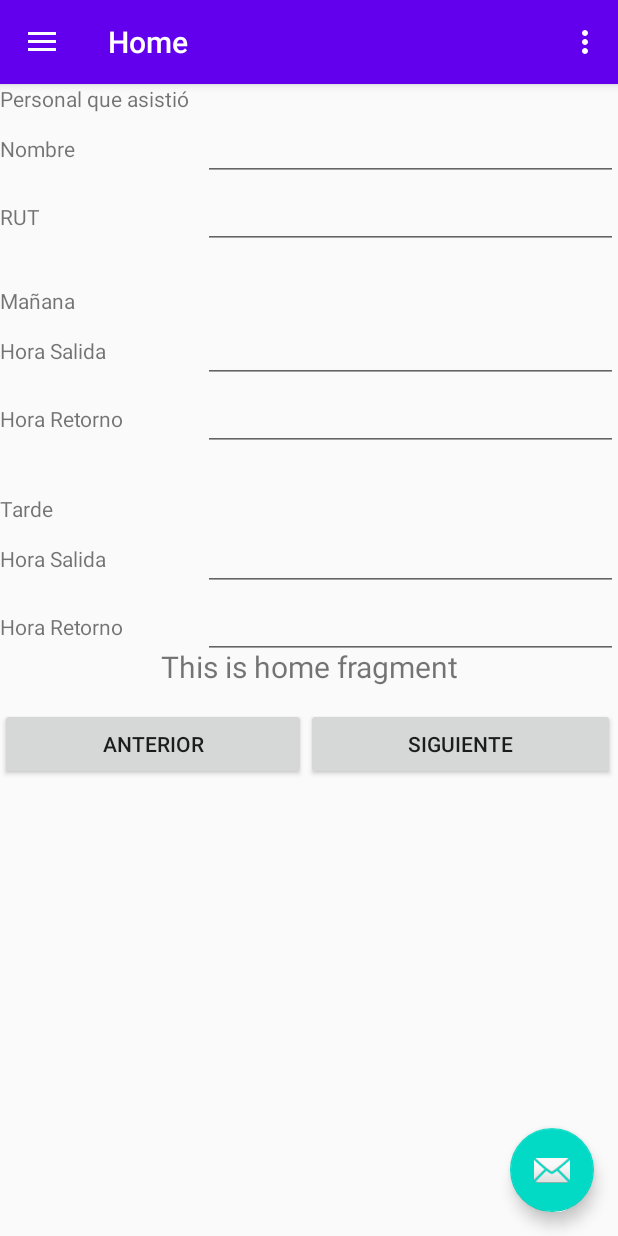
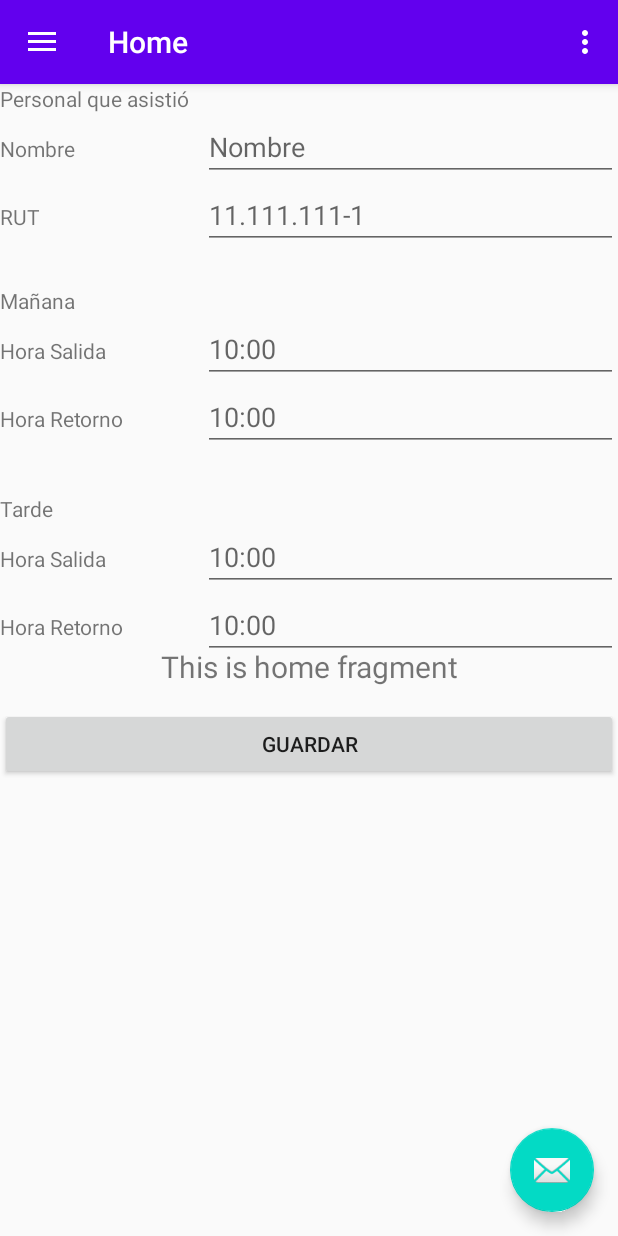
Before and after one commit to Witto-ops/prueba, an Android app: the fragment planillaFragment7 placed in its activity, on a phone screen of 412 x 824 dp. Run offline under Robolectric (Android 15) with nearby library versions, the light colour scheme and no system bars; our stand-ins replace navigation-ui.

Commit message:
Almacienamiento del personal
Se implemento el almacenaje de personal con horarios

```diff
--- a/proyecto/app/build.gradle
+++ b/proyecto/app/build.gradle
@@ -31,6 +31,7 @@ dependencies {
     implementation 'androidx.navigation:navigation-fragment:2.3.1'
     implementation 'androidx.navigation:navigation-ui:2.3.1'
     implementation 'androidx.lifecycle:lifecycle-extensions:2.2.0'
+    implementation 'androidx.recyclerview:recyclerview:1.1.0'
     testImplementation 'junit:junit:4.12'
     androidTestImplementation 'androidx.test.ext:junit:1.1.2'
     androidTestImplementation 'androidx.test.espresso:espresso-core:3.3.0'
--- a/proyecto/app/src/main/java/com/CDH/myapplication/MainActivity.java
+++ b/proyecto/app/src/main/java/com/CDH/myapplication/MainActivity.java
@@ -39,7 +39,7 @@ public class MainActivity extends AppCompatActivity {
         // Passing each menu ID as a set of Ids because each
         // menu should be considered as top level destinations.
         mAppBarConfiguration = new AppBarConfiguration.Builder(
-                R.id.nav_home, R.id.nav_gallery, R.id.nav_slideshow, R.id.registrofotoFragment, R.id.acercadefragment, R.id.planillaFragment2, R.id.planillaFragment3, R.id.planillaFragment4, R.id.planillaFragment5, R.id.planillaFragment7, R.id.plantillafragment1)
+                R.id.nav_home, R.id.nav_gallery, R.id.nav_slideshow,R.id.personalFragment, R.id.registrofotoFragment, R.id.acercadefragment, R.id.planillaFragment2, R.id.planillaFragment3, R.id.planillaFragment4, R.id.planillaFragment5, R.id.planillaFragment7, R.id.plantillafragment1)
                 .setDrawerLayout(drawer)
                 .build();
         NavController navController = Navigation.findNavController(this, R.id.nav_host_fragment);
--- a/proyecto/app/src/main/java/com/CDH/myapplication/ui/fragments/planillaFragment7.java
+++ b/proyecto/app/src/main/java/com/CDH/myapplication/ui/fragments/planillaFragment7.java
@@ -13,13 +13,20 @@ import android.view.LayoutInflater;
 import android.view.View;
 import android.view.ViewGroup;
 import android.widget.Button;
+import android.widget.EditText;
+import android.widget.Toast;
 
 import com.CDH.myapplication.R;
+import com.CDH.myapplication.ui.Datos.DbHelper;
+import com.CDH.myapplication.ui.Datos.DbHelperPersonal;
 import com.CDH.myapplication.ui.vistas.PlanillaFragment7ViewModel;
 
 public class planillaFragment7 extends Fragment {
 
     private PlanillaFragment7ViewModel mViewModel;
+    EditText nombretxt, ruttxt, samtxt, spmtxt, eamtxt, epmtxt;
+    DbHelperPersonal FavDB;
+    Button btn;
 
     public static planillaFragment7 newInstance() {
         return new planillaFragment7();
@@ -28,15 +35,25 @@ public class planillaFragment7 extends Fragment {
     @Override
     public View onCreateView(@NonNull LayoutInflater inflater, @Nullable ViewGroup container,
                              @Nullable Bundle savedInstanceState) {
-        return inflater.inflate(R.layout.planilla_fragment7_fragment, container, false);
+       View vista= inflater.inflate(R.layout.planilla_fragment7_fragment, container, false);
+        nombretxt = (EditText) vista.findViewById(R.id.editTextNombre);
+        ruttxt = (EditText) vista.findViewById(R.id.editTextRut);
+        samtxt = (EditText) vista.findViewById(R.id.editTextSalidaMañana);
+        spmtxt = (EditText) vista.findViewById(R.id.editTextSalidaTarde);
+        eamtxt = (EditText) vista.findViewById(R.id.editTextRetornoMañana);
+        epmtxt = (EditText) vista.findViewById(R.id.editTextRetornoTarde);
+        btn = (Button) vista.findViewById(R.id.button2);
+        FavDB = new DbHelperPersonal(vista.getContext());
+
+        Bundle bundle = getArguments();
+        if(bundle!=null ){
+            rellena(getArguments().getString("rut"),getArguments().getString("nombre"),getArguments().getString("eam"),
+                    getArguments().getString("epm"),getArguments().getString("sam"),getArguments().getString("spm"));
+        }
+
+       return  vista;
     }
 
-    @Override
-    public void onActivityCreated(@Nullable Bundle savedInstanceState) {
-        super.onActivityCreated(savedInstanceState);
-        mViewModel = ViewModelProviders.of(this).get(PlanillaFragment7ViewModel.class);
-        // TODO: Use the ViewModel
-    }
     @Override
     public void onViewCreated(@NonNull View view, @Nullable Bundle savedInstanceState) {
         super.onViewCreated(view, savedInstanceState);
@@ -48,8 +65,65 @@ public class planillaFragment7 extends Fragment {
                 String codigo = getArguments().getString("codigo");
                 Bundle bundle = new Bundle();
                 bundle.putString("codigo", codigo);
-                Navigation.findNavController(v).navigate(R.id.planillaFragment5,bundle);
+                if(btn.getText().toString().equals("Modificar")){
+                    modificar(getArguments().getString("rut"));
+                }else{
+                    agregar();
+                }
+                Navigation.findNavController(v).navigate(R.id.personalFragment,bundle);
             }
         });
     }
+
+    public void agregar(){
+        if(!nombretxt.getText().toString().equals("") && !ruttxt.getText().toString().equals("") && !samtxt.getText().toString().equals("")
+        && !spmtxt.getText().toString().equals("") && !eamtxt.getText().toString().equals("") && !epmtxt.getText().toString().equals("")) {
+            String nombre = nombretxt.getText().toString();
+            String rut = ruttxt.getText().toString();
+            String sam = samtxt.getText().toString();
+            String spm = spmtxt.getText().toString();
+            String eam = eamtxt.getText().toString();
+            String epm = epmtxt.getText().toString();
+            if (!FavDB.is_exist(rut)) {
+                FavDB.insertIntoTheDatabase(nombre, rut, sam, spm, eam, epm, "true");
+                limpia();
+            }
+        }
+    }
+    public void limpia(){
+        nombretxt.setText("");
+        ruttxt.setText("");
+        samtxt.setText("");
+        spmtxt.setText("");
+        eamtxt.setText("");
+        epmtxt.setText("");
+        Toast.makeText(getActivity(), "Se agrego el Personal", Toast.LENGTH_SHORT).show();
+
+    }
+    public void modificar(String rut){
+        if(!nombretxt.getText().toString().equals("") && !ruttxt.getText().toString().equals("") && !samtxt.getText().toString().equals("")
+                && !spmtxt.getText().toString().equals("") && !eamtxt.getText().toString().equals("") && !epmtxt.getText().toString().equals("")
+                && ruttxt.getText().toString().equals(rut)) {
+            String nombre = nombretxt.getText().toString();
+            String rut2 = ruttxt.getText().toString();
+            String sam = samtxt.getText().toString();
+            String spm = spmtxt.getText().toString();
+            String eam = eamtxt.getText().toString();
+            String epm = epmtxt.getText().toString();
+            FavDB.update(nombre, rut2, sam, spm, eam, epm);
+            Toast.makeText(getActivity(), "Se modifico el Personal", Toast.LENGTH_SHORT).show();
+        }else{
+            Toast.makeText(getActivity(), "No se modifico el Personal", Toast.LENGTH_SHORT).show();
+        }
+    }
+
+    public void rellena(String rut, String nombre, String eam, String epm, String sam, String spm){
+        nombretxt.setText(nombre);
+        ruttxt.setText(rut);
+        samtxt.setText(sam);
+        spmtxt.setText(spm);
+        eamtxt.setText(eam);
+        epmtxt.setText(epm);
+        btn.setText("Modificar");
+    }
 }
--- /dev/null
+++ b/proyecto/app/src/main/res/drawable/ic_supervised.xml
@@ -0,0 +1,10 @@
+<vector xmlns:android="http://schemas.android.com/apk/res/android"
+    android:width="24dp"
+    android:height="24dp"
+    android:viewportWidth="24"
+    android:viewportHeight="24"
+    android:tint="?attr/colorControlNormal">
+  <path
+      android:fillColor="@android:color/white"
+      android:pathData="M11.99,2c-5.52,0 -10,4.48 -10,10s4.48,10 10,10 10,-4.48 10,-10 -4.48,-10 -10,-10zM15.6,8.34c1.07,0 1.93,0.86 1.93,1.93 0,1.07 -0.86,1.93 -1.93,1.93 -1.07,0 -1.93,-0.86 -1.93,-1.93 -0.01,-1.07 0.86,-1.93 1.93,-1.93zM9.6,6.76c1.3,0 2.36,1.06 2.36,2.36 0,1.3 -1.06,2.36 -2.36,2.36s-2.36,-1.06 -2.36,-2.36c0,-1.31 1.05,-2.36 2.36,-2.36zM9.6,15.89v3.75c-2.4,-0.75 -4.3,-2.6 -5.14,-4.96 1.05,-1.12 3.67,-1.69 5.14,-1.69 0.53,0 1.2,0.08 1.9,0.22 -1.64,0.87 -1.9,2.02 -1.9,2.68zM11.99,20c-0.27,0 -0.53,-0.01 -0.79,-0.04v-4.07c0,-1.42 2.94,-2.13 4.4,-2.13 1.07,0 2.92,0.39 3.84,1.15 -1.17,2.97 -4.06,5.09 -7.45,5.09z"/>
+</vector>
--- a/proyecto/app/src/main/res/layout/planilla_fragment7_fragment.xml
+++ b/proyecto/app/src/main/res/layout/planilla_fragment7_fragment.xml
@@ -38,7 +38,7 @@
                     android:layout_weight="1"
                     android:ems="10"
                     android:inputType="textPersonName"
-                    android:text="" />
+                    android:hint="Nombre" />
 
             </LinearLayout>
 
@@ -58,7 +58,7 @@
                     android:layout_height="wrap_content"
                     android:ems="10"
                     android:inputType="textPersonName"
-                    android:text="" />
+                    android:hint="11.111.111-1" />
 
             </LinearLayout>
 
@@ -84,7 +84,8 @@
                     android:layout_height="wrap_content"
                     android:layout_weight="1"
                     android:ems="10"
-                    android:inputType="number" />
+                    android:inputType="number"
+                    android:hint="10:00"/>
 
             </LinearLayout>
 
@@ -104,7 +105,8 @@
                     android:layout_height="wrap_content"
                     android:layout_weight="1"
                     android:ems="10"
-                    android:inputType="number" />
+                    android:inputType="number"
+                    android:hint="10:00"/>
 
             </LinearLayout>
 
@@ -130,7 +132,8 @@
                     android:layout_height="wrap_content"
                     android:layout_weight="1"
                     android:ems="10"
-                    android:inputType="number" />
+                    android:inputType="number"
+                    android:hint="10:00"/>
 
             </LinearLayout>
 
@@ -150,7 +153,8 @@
                     android:layout_height="wrap_content"
                     android:layout_weight="1"
                     android:ems="10"
-                    android:inputType="number" />
+                    android:inputType="number"
+                    android:hint="10:00"/>
 
             </LinearLayout>
 
@@ -161,17 +165,11 @@
         android:layout_width="match_parent"
         android:layout_height="213dp"
         android:orientation="horizontal">
-
         <Button
             android:id="@+id/button2"
-            android:layout_width="204dp"
+            android:layout_width="match_parent"
             android:layout_height="wrap_content"
-            android:text="Anterior" />
+            android:text="Guardar" />
 
-        <Button
-            android:id="@+id/button"
-            android:layout_width="206dp"
-            android:layout_height="wrap_content"
-            android:text="Siguiente" />
     </LinearLayout>
 </LinearLayout>
--- a/proyecto/app/src/main/res/menu/activity_main_drawer.xml
+++ b/proyecto/app/src/main/res/menu/activity_main_drawer.xml
@@ -17,12 +17,13 @@
             android:icon="@drawable/ic_edit_24"
             android:title="Modificar Planilla" />
         <item
+            android:id="@+id/personalFragment"
+            android:icon="@drawable/ic_supervised"
+            android:title="Ingreso de Personal" />
+        <item
             android:id="@+id/registrofotoFragment"
             android:icon="@drawable/ic_menu_gallery"
             android:title="Registros Fotograficos" />
-        <item
-            android:id="@+id/acercadefragment"
-            android:icon="@drawable/ic_info_24"
-            android:title="Acerca de CDH_APP" />
+
     </group>
 </menu>
--- a/proyecto/app/src/main/res/navigation/mobile_navigation.xml
+++ b/proyecto/app/src/main/res/navigation/mobile_navigation.xml
@@ -85,9 +85,6 @@
         <action
             android:id="@+id/action_planillaFragment5_to_planillaFragment4"
             app:destination="@id/planillaFragment4" />
-        <action
-            android:id="@+id/action_planillaFragment5_to_planillaFragment7"
-            app:destination="@id/planillaFragment7" />
         <argument
             android:name="codigo"
             app:argType="string" />
@@ -100,6 +97,9 @@
         <argument
             android:name="codigo"
             app:argType="string" />
+        <action
+            android:id="@+id/action_planillaFragment7_to_personalFragment"
+            app:destination="@id/personalFragment" />
     </fragment>
     <fragment
         android:id="@+id/plantillafragment1"
@@ -113,4 +113,13 @@
             android:name="codigo"
             app:argType="string" />
     </fragment>
+    <fragment
+        android:id="@+id/personalFragment"
+        android:name="com.CDH.myapplication.ui.fragments.personalFragment"
+        android:label="fragment_personal"
+        tools:layout="@layout/fragment_personal" >
+        <action
+            android:id="@+id/action_personalFragment_to_planillaFragment7"
+            app:destination="@id/planillaFragment7" />
+    </fragment>
 </navigation>
```
Also changed, not shown: proyecto/app/src/main/java/com/CDH/myapplication/ui/Adaptador/AdaptadorPersonal.java (added, +75 -0 lines), proyecto/app/src/main/java/com/CDH/myapplication/ui/Datos/DbHelperPersonal.java (added, +115 -0 lines), proyecto/app/src/main/java/com/CDH/myapplication/ui/clases/Personal.java (added, +70 -0 lines), proyecto/app/src/main/java/com/CDH/myapplication/ui/fragments/personalFragment.java (added, +125 -0 lines), proyecto/app/src/main/res/layout/fragment_personal.xml (added, +46 -0 lines), proyecto/app/src/main/res/layout/item_list_p.xml (added, +108 -0 lines).
